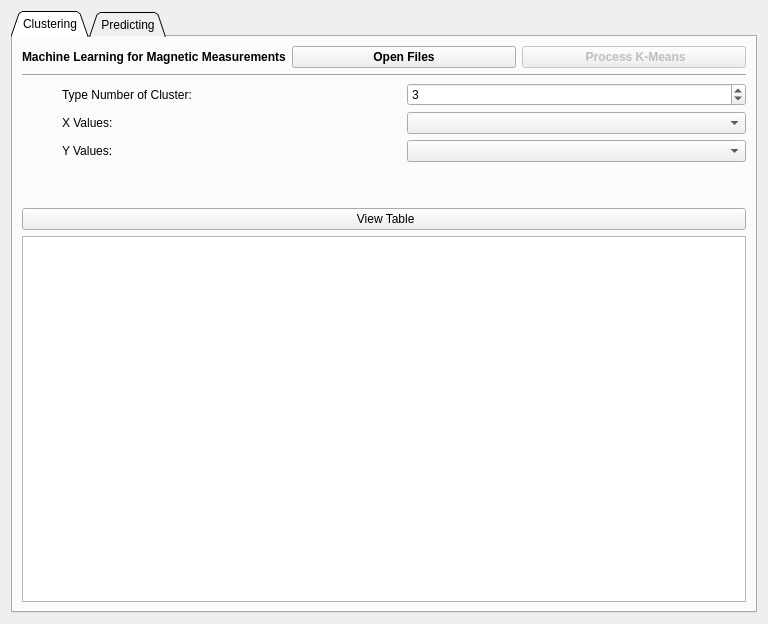
Old version of the form main_screen.ui in the repository LucasIB/Machine-Learning-for-Rotating-Coil-Magnetic-Measurements.
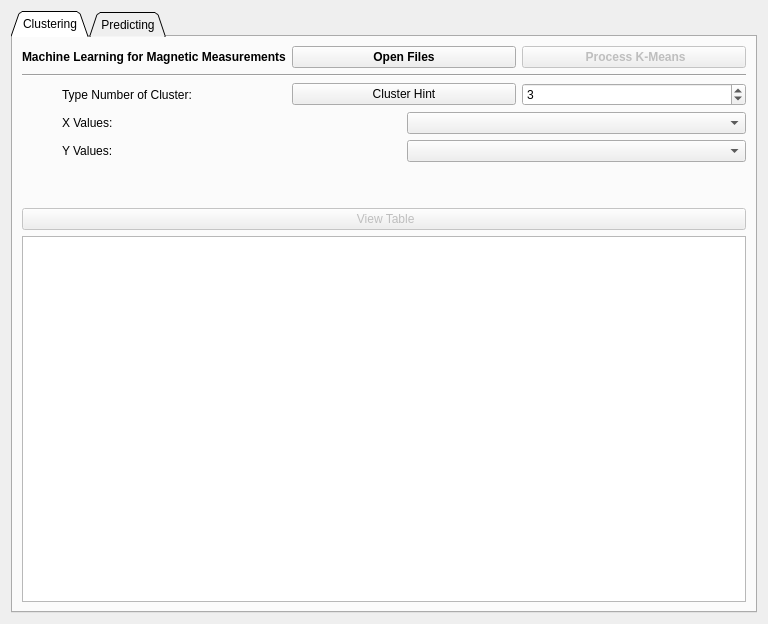
New version of the form. Icons and pictures are not drawn. Custom widgets are drawn as their Qt base class.

Commit message: New features for clustering Tab

Patch:
```diff
--- a/main_screen.ui
+++ b/main_screen.ui
@@ -129,6 +129,17 @@
                </property>
               </widget>
              </item>
+             <item>
+              <widget class="QPushButton" name="pb_cluster_hint">
+               <property name="text">
+                <string>Cluster Hint</string>
+               </property>
+               <property name="icon">
+                <iconset resource="resource_ml.qrc">
+                 <normaloff>:/images/resource/Magic-512.png</normaloff>:/images/resource/Magic-512.png</iconset>
+               </property>
+              </widget>
+             </item>
              <item>
               <widget class="QSpinBox" name="sb_cluster_number">
                <property name="value">
@@ -230,6 +241,15 @@
          </item>
          <item>
           <widget class="QPushButton" name="pb_viewtable">
+           <property name="enabled">
+            <bool>false</bool>
+           </property>
+           <property name="sizePolicy">
+            <sizepolicy hsizetype="Preferred" vsizetype="Preferred">
+             <horstretch>0</horstretch>
+             <verstretch>0</verstretch>
+            </sizepolicy>
+           </property>
            <property name="text">
             <string> View Table</string>
            </property>
```
Left out of the diff: 32 changed lines with no effect on the pictures. The commit also changes 7 other files.
